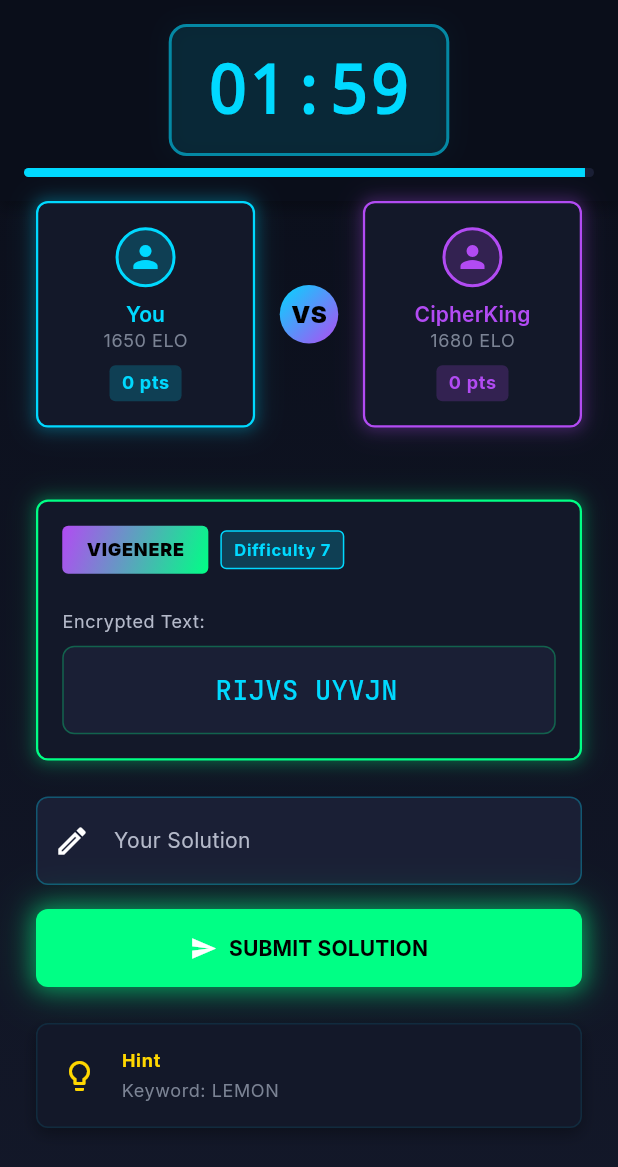
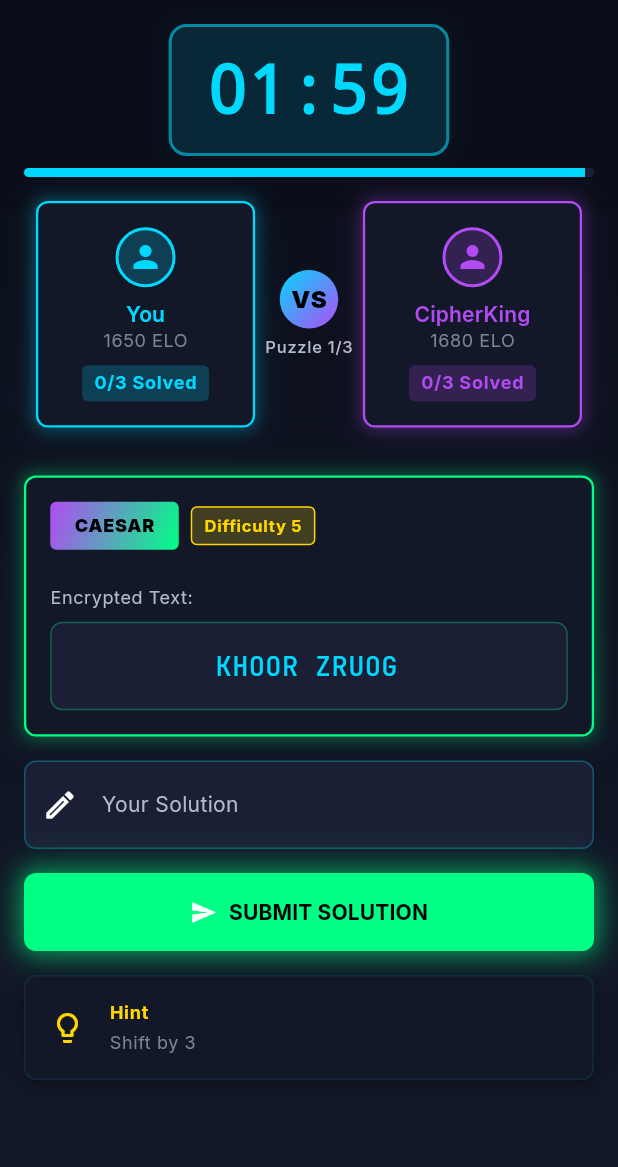
Before and after one commit to swarit-1/cipher-clash, a Flutter app: the EnhancedGameScreen screen opened by its route, on a phone screen of 412 x 824 dp. Shown: the top 1167 px of the screen. Run offline on Flutter 3.47's test engine with Material 3 defaults, Android fonts, the phone set to English and light mode, and no system bars; drawn by our look-alikes of flutter_animate; our stand-ins replace confetti, flutter_riverpod, google_fonts.

Commit message:
Fix compilation errors and add multiple puzzles feature
Backend fixes:
- Fixed Achievement Service compilation errors
  * Changed db.Database to db.DB type
  * Updated all Pool methods to direct sql.DB methods
  * Fixed ValidateToken to include TokenType parameter
  * Removed RequireAdmin middleware (Role field doesn't exist)
  * Removed unused encoding/json import

Flutter improvements:
- Fixed 143 pixel overflow by reducing spacing
  * Changed spacing3 to spacing2 in game screen
  * Reduced padding in SingleChildScrollView
- Added multiple puzzles per round (3 puzzles)
  * Players now solve 3 different cipher puzzles per game
  * Added Caesar, Vigenere, and Atbash ciphers
  * Shows progress "Puzzle X/3" in UI
  * Displays "X/3 Solved" for each player
  * Automatically advances to next puzzle on correct solution
  * Game ends when all 3 puzzles are solved or time runs out
  * Added opponent simulation for puzzle solving

🤖 Generated with [Claude Code](https://claude.com/claude-code)

Co-Authored-By: Claude <noreply@anthropic.com>

```diff
--- a/apps/client/lib/src/features/game/enhanced_game_screen.dart
+++ b/apps/client/lib/src/features/game/enhanced_game_screen.dart
@@ -26,15 +26,37 @@ class _EnhancedGameScreenState extends State<EnhancedGameScreen>
   bool _gameActive = true;
   bool _isPlayerWinner = false;
   String _gameResult = '';
+  int _currentPuzzleIndex = 0;
+  int _playerPuzzlesSolved = 0;
+  int _opponentPuzzlesSolved = 0;
 
-  // Mock game data - TODO: Replace with actual game state
-  final Map<String, dynamic> _gameData = {
+  // Three puzzles per round
+  final List<Map<String, dynamic>> _puzzles = [
+    {
+      'cipherType': 'CAESAR',
+      'difficulty': 5,
+      'encryptedText': 'KHOOR ZRUOG',
+      'solution': 'HELLO WORLD',
+      'hint': 'Shift by 3',
+    },
+    {
       'cipherType': 'VIGENERE',
       'difficulty': 7,
       'encryptedText': 'RIJVS UYVJN',
+      'solution': 'HELLO WORLD',
       'hint': 'Keyword: LEMON',
-    'playerScore': 0,
-    'opponentScore': 0,
+    },
+    {
+      'cipherType': 'ATBASH',
+      'difficulty': 6,
+      'encryptedText': 'SVOOL DLIOW',
+      'solution': 'HELLO WORLD',
+      'hint': 'Reverse alphabet',
+    },
+  ];
+
+  // Player info - TODO: Replace with actual game state
+  final Map<String, dynamic> _gameData = {
     'playerName': 'You',
     'opponentName': 'CipherKing',
     'playerElo': 1650,
@@ -99,8 +121,9 @@ class _EnhancedGameScreenState extends State<EnhancedGameScreen>
 
     HapticFeedback.mediumImpact();
 
-    // TODO: Validate solution with backend
-    final isCorrect = _solutionController.text.toUpperCase() == 'HELLO WORLD';
+    // Check solution against current puzzle
+    final currentPuzzle = _puzzles[_currentPuzzleIndex];
+    final isCorrect = _solutionController.text.toUpperCase() == currentPuzzle['solution'];
 
     if (isCorrect) {
       _onCorrectSolution();
@@ -111,16 +134,62 @@ class _EnhancedGameScreenState extends State<EnhancedGameScreen>
 
   void _onCorrectSolution() {
     setState(() {
+      _playerPuzzlesSolved++;
+      _solutionController.clear();
+    });
+
+    HapticFeedback.heavyImpact();
+
+    // Show success message
+    ScaffoldMessenger.of(context).showSnackBar(
+      SnackBar(
+        content: Row(
+          children: [
+            Icon(Icons.check_circle_outline, color: AppTheme.electricGreen),
+            const SizedBox(width: 8),
+            Text('Correct! Puzzle ${_currentPuzzleIndex + 1}/3 solved'),
+          ],
+        ),
+        backgroundColor: AppTheme.electricGreen.withValues(alpha: 0.2),
+        behavior: SnackBarBehavior.floating,
+        duration: const Duration(seconds: 2),
+      ),
+    );
+
+    // Check if all puzzles are solved
+    if (_currentPuzzleIndex >= _puzzles.length - 1) {
+      // Won the game
+      setState(() {
         _gameActive = false;
         _gameResult = 'VICTORY!';
         _isPlayerWinner = true;
-      _gameData['playerScore'] = 1500;
+      });
+      _confettiController.play();
+      _navigateToSummary();
+    } else {
+      // Move to next puzzle
+      Future.delayed(const Duration(milliseconds: 800), () {
+        if (mounted) {
+          setState(() {
+            _currentPuzzleIndex++;
+          });
+        }
       });
 
-    HapticFeedback.heavyImpact();
-    _confettiController.play();
+      // Simulate opponent progress (random)
+      _simulateOpponentProgress();
+    }
+  }
 
-    _navigateToSummary();
+  void _simulateOpponentProgress() {
+    // Simulate opponent solving puzzles with some randomness
+    Future.delayed(Duration(seconds: 5 + (_currentPuzzleIndex * 3)), () {
+      if (mounted && _gameActive && _opponentPuzzlesSolved < _currentPuzzleIndex) {
+        setState(() {
+          _opponentPuzzlesSolved++;
+        });
+      }
+    });
   }
 
   void _onIncorrectSolution() {
@@ -153,8 +222,8 @@ class _EnhancedGameScreenState extends State<EnhancedGameScreen>
         '/match-summary',
         arguments: {
           'isWinner': _isPlayerWinner,
-          'playerScore': _gameData['playerScore'],
-          'opponentScore': _gameData['opponentScore'],
+          'playerScore': _playerPuzzlesSolved * 500,
+          'opponentScore': _opponentPuzzlesSolved * 500,
           'solveTime': 120 - _remainingSeconds,
           'xpGained': _isPlayerWinner ? 125 : 25,
           'eloChange': _isPlayerWinner ? 18 : -12,
@@ -203,18 +272,18 @@ class _EnhancedGameScreenState extends State<EnhancedGameScreen>
                   // Players Info
                   _buildPlayersInfo(),
 
-                  const SizedBox(height: AppTheme.spacing3),
+                  const SizedBox(height: AppTheme.spacing2),
 
                   // Cipher Display
                   Expanded(
                     child: SingleChildScrollView(
-                      padding: const EdgeInsets.all(AppTheme.spacing3),
+                      padding: const EdgeInsets.all(AppTheme.spacing2),
                       child: Column(
                         children: [
                           _buildCipherCard(),
-                          const SizedBox(height: AppTheme.spacing3),
+                          const SizedBox(height: AppTheme.spacing2),
                           _buildSolutionInput(),
-                          const SizedBox(height: AppTheme.spacing3),
+                          const SizedBox(height: AppTheme.spacing2),
                           _buildHintCard(),
                         ],
                       ),
@@ -332,13 +401,15 @@ class _EnhancedGameScreenState extends State<EnhancedGameScreen>
             child: _buildPlayerCard(
               _gameData['playerName'],
               _gameData['playerElo'],
-              _gameData['playerScore'],
+              _playerPuzzlesSolved,
               AppTheme.cyberBlue,
               true,
             ),
           ),
 
-          // VS Indicator
+          // VS Indicator with progress
+          Column(
+            children: [
               Container(
                 margin: const EdgeInsets.symmetric(horizontal: AppTheme.spacing2),
                 padding: const EdgeInsets.all(AppTheme.spacing1),
@@ -355,13 +426,22 @@ class _EnhancedGameScreenState extends State<EnhancedGameScreen>
                   ),
                 ),
               ),
+              const SizedBox(height: 4),
+              Text(
+                'Puzzle ${_currentPuzzleIndex + 1}/3',
+                style: Theme.of(context).textTheme.labelSmall?.copyWith(
+                      color: AppTheme.textSecondary,
+                    ),
+              ),
+            ],
+          ),
 
           // Opponent
           Expanded(
             child: _buildPlayerCard(
               _gameData['opponentName'],
               _gameData['opponentElo'],
-              _gameData['opponentScore'],
+              _opponentPuzzlesSolved,
               AppTheme.neonPurple,
               false,
             ),
@@ -415,7 +495,7 @@ class _EnhancedGameScreenState extends State<EnhancedGameScreen>
 
           const SizedBox(height: AppTheme.spacing1),
 
-          // Score
+          // Puzzles Solved
           Container(
             padding: const EdgeInsets.symmetric(
               horizontal: AppTheme.spacing1,
@@ -426,7 +506,7 @@ class _EnhancedGameScreenState extends State<EnhancedGameScreen>
               borderRadius: BorderRadius.circular(AppTheme.radiusSmall),
             ),
             child: Text(
-              '$score pts',
+              '$score/3 Solved',
               style: Theme.of(context).textTheme.labelMedium?.copyWith(
                     color: color,
                     fontWeight: FontWeight.w700,
@@ -439,6 +519,8 @@ class _EnhancedGameScreenState extends State<EnhancedGameScreen>
   }
 
   Widget _buildCipherCard() {
+    final currentPuzzle = _puzzles[_currentPuzzleIndex];
+
     return GlowCard(
       glowVariant: GlowCardVariant.success,
       child: Column(
@@ -457,7 +539,7 @@ class _EnhancedGameScreenState extends State<EnhancedGameScreen>
                   borderRadius: BorderRadius.circular(AppTheme.radiusSmall),
                 ),
                 child: Text(
-                  _gameData['cipherType'],
+                  currentPuzzle['cipherType'],
                   style: Theme.of(context).textTheme.labelMedium?.copyWith(
                         color: Colors.black,
                         fontWeight: FontWeight.w900,
@@ -471,17 +553,17 @@ class _EnhancedGameScreenState extends State<EnhancedGameScreen>
                   vertical: 4,
                 ),
                 decoration: BoxDecoration(
-                  color: AppTheme.getDifficultyColor(_gameData['difficulty'])
+                  color: AppTheme.getDifficultyColor(currentPuzzle['difficulty'])
                       .withValues(alpha: 0.2),
                   borderRadius: BorderRadius.circular(AppTheme.radiusSmall),
                   border: Border.all(
-                    color: AppTheme.getDifficultyColor(_gameData['difficulty']),
+                    color: AppTheme.getDifficultyColor(currentPuzzle['difficulty']),
                   ),
                 ),
                 child: Text(
-                  'Difficulty ${_gameData['difficulty']}',
+                  'Difficulty ${currentPuzzle['difficulty']}',
                   style: Theme.of(context).textTheme.labelSmall?.copyWith(
-                        color: AppTheme.getDifficultyColor(_gameData['difficulty']),
+                        color: AppTheme.getDifficultyColor(currentPuzzle['difficulty']),
                         fontWeight: FontWeight.w700,
                       ),
                 ),
@@ -512,7 +594,7 @@ class _EnhancedGameScreenState extends State<EnhancedGameScreen>
               ),
             ),
             child: SelectableText(
-              _gameData['encryptedText'],
+              currentPuzzle['encryptedText'],
               style: AppTheme.monoStyleLarge,
               textAlign: TextAlign.center,
             ),
@@ -554,11 +636,13 @@ class _EnhancedGameScreenState extends State<EnhancedGameScreen>
   }
 
   Widget _buildHintCard() {
+    final currentPuzzle = _puzzles[_currentPuzzleIndex];
+
     return GlowCard(
       glowVariant: GlowCardVariant.none,
       child: Row(
         children: [
-          Icon(
+          const Icon(
             Icons.lightbulb_outline,
             color: AppTheme.electricYellow,
             size: 24,
@@ -577,7 +661,7 @@ class _EnhancedGameScreenState extends State<EnhancedGameScreen>
                 ),
                 const SizedBox(height: 4),
                 Text(
-                  _gameData['hint'],
+                  currentPuzzle['hint'],
                   style: Theme.of(context).textTheme.bodySmall,
                 ),
               ],
```
Also changed, not shown: 5 other files. Lines whose indentation alone changed are shown as unchanged.
